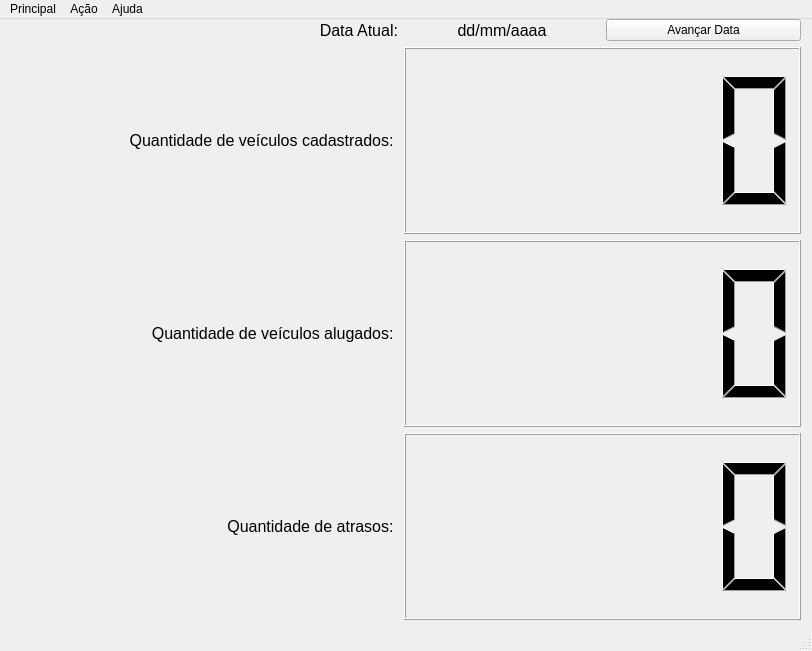
Qt form design/MainWindow.ui (ryukinix/rentalcar) before a commit.
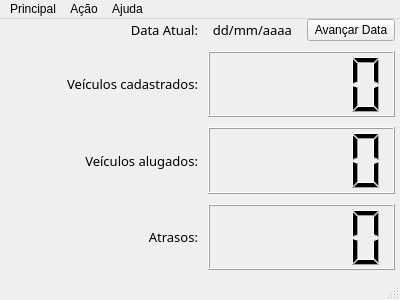
The same form after that commit.

Commit message:
Normaliza MainWindow.ui: 400x300 size e outras coisas
Tamanho da fonte 10, uso de fonte não-consolas, remoção do
submenu Ajuda->Dicas também.

```diff
--- a/design/MainWindow.ui
+++ b/design/MainWindow.ui
@@ -6,8 +6,8 @@
    <rect>
     <x>0</x>
     <y>0</y>
-    <width>812</width>
-    <height>651</height>
+    <width>400</width>
+    <height>300</height>
    </rect>
   </property>
   <property name="windowTitle">
@@ -17,99 +17,24 @@
    <widget class="QWidget" name="gridLayoutWidget">
     <property name="geometry">
      <rect>
-      <x>0</x>
+      <x>10</x>
       <y>0</y>
-      <width>801</width>
-      <height>601</height>
+      <width>385</width>
+      <height>251</height>
      </rect>
     </property>
+    <layout class="QVBoxLayout" name="verticalLayout">
+     <item>
     <layout class="QGridLayout" name="gridLayout">
-     <item row="4" column="0">
-      <widget class="QLabel" name="atrasosLabel">
-       <property name="font">
-        <font>
-         <pointsize>12</pointsize>
-        </font>
+       <property name="spacing">
+        <number>10</number>
        </property>
-       <property name="layoutDirection">
-        <enum>Qt::LeftToRight</enum>
-       </property>
-       <property name="text">
-        <string>Quantidade de atrasos: </string>
-       </property>
-       <property name="textFormat">
-        <enum>Qt::AutoText</enum>
-       </property>
-       <property name="alignment">
-        <set>Qt::AlignRight|Qt::AlignTrailing|Qt::AlignVCenter</set>
-       </property>
-       <property name="wordWrap">
-        <bool>false</bool>
-       </property>
-       <property name="openExternalLinks">
-        <bool>false</bool>
-       </property>
-      </widget>
-     </item>
-     <item row="2" column="0">
-      <widget class="QLabel" name="cadastradosLabel">
-       <property name="font">
-        <font>
-         <pointsize>12</pointsize>
-        </font>
-       </property>
-       <property name="layoutDirection">
-        <enum>Qt::LeftToRight</enum>
-       </property>
-       <property name="text">
-        <string>Quantidade de veículos cadastrados: </string>
-       </property>
-       <property name="textFormat">
-        <enum>Qt::AutoText</enum>
-       </property>
-       <property name="alignment">
-        <set>Qt::AlignRight|Qt::AlignTrailing|Qt::AlignVCenter</set>
-       </property>
-       <property name="wordWrap">
-        <bool>false</bool>
-       </property>
-       <property name="openExternalLinks">
-        <bool>false</bool>
-       </property>
-      </widget>
-     </item>
-     <item row="3" column="0">
-      <widget class="QLabel" name="alugadosLabel">
-       <property name="font">
-        <font>
-         <pointsize>12</pointsize>
-        </font>
-       </property>
-       <property name="layoutDirection">
-        <enum>Qt::LeftToRight</enum>
-       </property>
-       <property name="text">
-        <string>Quantidade de veículos alugados: </string>
-       </property>
-       <property name="textFormat">
-        <enum>Qt::AutoText</enum>
-       </property>
-       <property name="alignment">
-        <set>Qt::AlignRight|Qt::AlignTrailing|Qt::AlignVCenter</set>
-       </property>
-       <property name="wordWrap">
-        <bool>false</bool>
-       </property>
-       <property name="openExternalLinks">
-        <bool>false</bool>
-       </property>
-      </widget>
-     </item>
-     <item row="1" column="0">
+       <item row="0" column="0">
       <widget class="QLabel" name="dataLabel">
        <property name="font">
         <font>
-         <pointsize>12</pointsize>
+           <family>Monospac821 BT</family>
+           <pointsize>10</pointsize>
         </font>
        </property>
        <property name="layoutDirection">
@@ -132,13 +57,45 @@
        </property>
       </widget>
      </item>
-     <item row="1" column="1">
+       <item row="3" column="1">
+        <widget class="QLCDNumber" name="atrasosLCD"/>
+       </item>
+       <item row="3" column="0">
+        <widget class="QLabel" name="atrasosLabel">
+         <property name="font">
+          <font>
+           <family>Monospac821 BT</family>
+           <pointsize>10</pointsize>
+          </font>
+         </property>
+         <property name="layoutDirection">
+          <enum>Qt::LeftToRight</enum>
+         </property>
+         <property name="text">
+          <string>Atrasos:</string>
+         </property>
+         <property name="textFormat">
+          <enum>Qt::AutoText</enum>
+         </property>
+         <property name="alignment">
+          <set>Qt::AlignRight|Qt::AlignTrailing|Qt::AlignVCenter</set>
+         </property>
+         <property name="wordWrap">
+          <bool>false</bool>
+         </property>
+         <property name="openExternalLinks">
+          <bool>false</bool>
+         </property>
+        </widget>
+       </item>
+       <item row="0" column="1">
       <layout class="QHBoxLayout" name="horizontalLayout_2">
        <item>
         <widget class="QLabel" name="dataText">
          <property name="font">
           <font>
-           <pointsize>12</pointsize>
+             <family>Monospac821 BT</family>
+             <pointsize>10</pointsize>
           </font>
          </property>
          <property name="layoutDirection">
@@ -170,14 +127,69 @@
        </item>
       </layout>
      </item>
-     <item row="2" column="1">
+       <item row="1" column="1">
       <widget class="QLCDNumber" name="cadastradosLCD"/>
      </item>
-     <item row="3" column="1">
+       <item row="1" column="0">
+        <widget class="QLabel" name="cadastradosLabel">
+         <property name="font">
+          <font>
+           <family>Monospac821 BT</family>
+           <pointsize>10</pointsize>
+          </font>
+         </property>
+         <property name="layoutDirection">
+          <enum>Qt::LeftToRight</enum>
+         </property>
+         <property name="text">
+          <string>Veículos cadastrados:</string>
+         </property>
+         <property name="textFormat">
+          <enum>Qt::AutoText</enum>
+         </property>
+         <property name="alignment">
+          <set>Qt::AlignRight|Qt::AlignTrailing|Qt::AlignVCenter</set>
+         </property>
+         <property name="wordWrap">
+          <bool>false</bool>
+         </property>
+         <property name="openExternalLinks">
+          <bool>false</bool>
+         </property>
+        </widget>
+       </item>
+       <item row="2" column="1">
       <widget class="QLCDNumber" name="alugadosLCD"/>
      </item>
-     <item row="4" column="1">
-      <widget class="QLCDNumber" name="atrasosLCD"/>
+       <item row="2" column="0">
+        <widget class="QLabel" name="alugadosLabel">
+         <property name="font">
+          <font>
+           <family>Monospac821 BT</family>
+           <pointsize>10</pointsize>
+          </font>
+         </property>
+         <property name="layoutDirection">
+          <enum>Qt::LeftToRight</enum>
+         </property>
+         <property name="text">
+          <string>Veículos alugados:</string>
+         </property>
+         <property name="textFormat">
+          <enum>Qt::AutoText</enum>
+         </property>
+         <property name="alignment">
+          <set>Qt::AlignRight|Qt::AlignTrailing|Qt::AlignVCenter</set>
+         </property>
+         <property name="wordWrap">
+          <bool>false</bool>
+         </property>
+         <property name="openExternalLinks">
+          <bool>false</bool>
+         </property>
+        </widget>
+       </item>
+      </layout>
      </item>
     </layout>
    </widget>
@@ -187,7 +199,7 @@
     <rect>
      <x>0</x>
      <y>0</y>
-     <width>812</width>
+     <width>400</width>
      <height>21</height>
     </rect>
    </property>
```
Left out of the diff: 27 changed lines with no effect on the pictures. Lines whose indentation alone changed are shown as unchanged.
